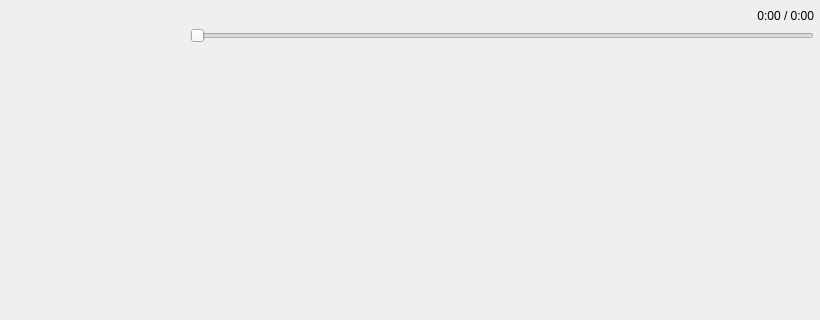
davy7125/polyphone, file sources/dialogs/dialogmidiplayer.ui: the form before one commit.
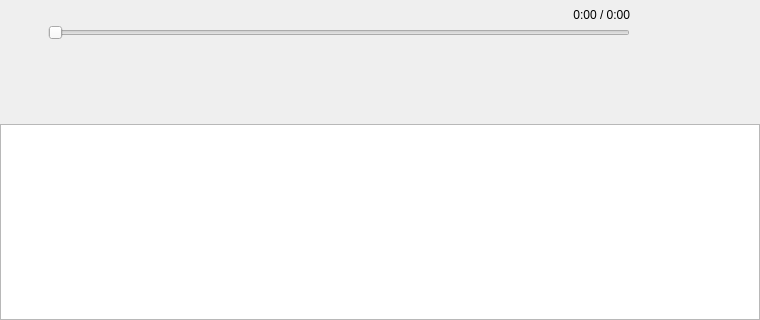
The form after the commit. Icons and pictures are not drawn.

```diff
--- a/sources/dialogs/dialogmidiplayer.ui
+++ b/sources/dialogs/dialogmidiplayer.ui
@@ -6,7 +6,7 @@
    <rect>
     <x>0</x>
     <y>0</y>
-    <width>820</width>
+    <width>760</width>
     <height>320</height>
    </rect>
   </property>
@@ -19,37 +19,50 @@
   </property>
   <layout class="QVBoxLayout" name="verticalLayout">
    <property name="spacing">
-    <number>3</number>
+    <number>0</number>
    </property>
    <property name="leftMargin">
-    <number>6</number>
+    <number>0</number>
    </property>
    <property name="topMargin">
-    <number>3</number>
+    <number>0</number>
    </property>
    <property name="rightMargin">
-    <number>6</number>
+    <number>0</number>
    </property>
    <property name="bottomMargin">
-    <number>6</number>
+    <number>0</number>
    </property>
    <item>
-    <layout class="QHBoxLayout" name="layoutTransport">
+    <widget class="QFrame" name="frameTop">
+     <layout class="QHBoxLayout" name="layoutTop">
      <property name="spacing">
-      <number>6</number>
+       <number>4</number>
+      </property>
+      <property name="leftMargin">
+       <number>4</number>
+      </property>
+      <property name="topMargin">
+       <number>4</number>
+      </property>
+      <property name="rightMargin">
+       <number>4</number>
+      </property>
+      <property name="bottomMargin">
+       <number>4</number>
      </property>
      <item>
-      <widget class="QPushButton" name="pushOpen">
+       <widget class="QToolButton" name="pushOpen">
        <property name="minimumSize">
         <size>
-         <width>40</width>
-         <height>40</height>
+          <width>36</width>
+          <height>36</height>
         </size>
        </property>
        <property name="maximumSize">
         <size>
-         <width>40</width>
-         <height>40</height>
+          <width>36</width>
+          <height>36</height>
         </size>
        </property>
        <property name="focusPolicy">
@@ -60,104 +73,11 @@
        </property>
        <property name="iconSize">
         <size>
-         <width>28</width>
-         <height>28</height>
-        </size>
-       </property>
-       <property name="flat">
-        <bool>true</bool>
-       </property>
-      </widget>
-     </item>
-     <item>
-      <widget class="QPushButton" name="pushPlayPause">
-       <property name="minimumSize">
-        <size>
-         <width>40</width>
-         <height>40</height>
-        </size>
-       </property>
-       <property name="maximumSize">
-        <size>
-         <width>40</width>
-         <height>40</height>
-        </size>
-       </property>
-       <property name="focusPolicy">
-        <enum>Qt::FocusPolicy::NoFocus</enum>
-       </property>
-       <property name="iconSize">
-        <size>
-         <width>32</width>
-         <height>32</height>
-        </size>
-       </property>
-       <property name="flat">
-        <bool>true</bool>
-       </property>
-      </widget>
-     </item>
-     <item>
-      <widget class="QPushButton" name="pushStop">
-       <property name="minimumSize">
-        <size>
-         <width>40</width>
-         <height>40</height>
-        </size>
-       </property>
-       <property name="maximumSize">
-        <size>
-         <width>40</width>
-         <height>40</height>
-        </size>
-       </property>
-       <property name="focusPolicy">
-        <enum>Qt::FocusPolicy::NoFocus</enum>
-       </property>
-       <property name="toolTip">
-        <string>Stop</string>
-       </property>
-       <property name="iconSize">
-        <size>
-         <width>32</width>
-         <height>32</height>
-        </size>
-       </property>
-       <property name="flat">
-        <bool>true</bool>
-       </property>
-      </widget>
-     </item>
-     <item>
-      <widget class="QPushButton" name="pushLoop">
-       <property name="minimumSize">
-        <size>
-         <width>40</width>
-         <height>40</height>
-        </size>
-       </property>
-       <property name="maximumSize">
-        <size>
-         <width>40</width>
-         <height>40</height>
-        </size>
-       </property>
-       <property name="focusPolicy">
-        <enum>Qt::FocusPolicy::NoFocus</enum>
-       </property>
-       <property name="toolTip">
-        <string>Loop</string>
-       </property>
-       <property name="iconSize">
-        <size>
          <width>24</width>
          <height>24</height>
         </size>
        </property>
-       <property name="checkable">
-        <bool>true</bool>
-       </property>
-       <property name="flat">
+        <property name="autoRaise">
         <bool>true</bool>
        </property>
       </widget>
@@ -167,6 +87,12 @@
        <property name="spacing">
         <number>0</number>
        </property>
+        <property name="leftMargin">
+         <number>4</number>
+        </property>
+        <property name="rightMargin">
+         <number>4</number>
+        </property>
        <item>
         <layout class="QHBoxLayout" name="layoutFile">
          <item>
@@ -185,7 +111,7 @@
             <string notr="true">0:00 / 0:00</string>
            </property>
            <property name="alignment">
-            <set>Qt::AlignmentFlag::AlignRight|Qt::AlignmentFlag::AlignVCenter</set>
+             <set>Qt::AlignmentFlag::AlignRight|Qt::AlignmentFlag::AlignTrailing|Qt::AlignmentFlag::AlignVCenter</set>
            </property>
           </widget>
          </item>
@@ -203,15 +129,109 @@
        </item>
       </layout>
      </item>
-    </layout>
+      <item>
+       <widget class="QToolButton" name="pushPlayPause">
+        <property name="minimumSize">
+         <size>
+          <width>36</width>
+          <height>36</height>
+         </size>
+        </property>
+        <property name="maximumSize">
+         <size>
+          <width>36</width>
+          <height>36</height>
+         </size>
+        </property>
+        <property name="focusPolicy">
+         <enum>Qt::FocusPolicy::NoFocus</enum>
+        </property>
+        <property name="iconSize">
+         <size>
+          <width>28</width>
+          <height>28</height>
+         </size>
+        </property>
+        <property name="autoRaise">
+         <bool>true</bool>
+        </property>
+       </widget>
+      </item>
+      <item>
+       <widget class="QToolButton" name="pushStop">
+        <property name="minimumSize">
+         <size>
+          <width>36</width>
+          <height>36</height>
+         </size>
+        </property>
+        <property name="maximumSize">
+         <size>
+          <width>36</width>
+          <height>36</height>
+         </size>
+        </property>
+        <property name="focusPolicy">
+         <enum>Qt::FocusPolicy::NoFocus</enum>
+        </property>
+        <property name="toolTip">
+         <string>Stop</string>
+        </property>
+        <property name="iconSize">
+         <size>
+          <width>28</width>
+          <height>28</height>
+         </size>
+        </property>
+        <property name="autoRaise">
+         <bool>true</bool>
+        </property>
+       </widget>
+      </item>
+      <item>
+       <widget class="QToolButton" name="toolButtonSettings">
+        <property name="minimumSize">
+         <size>
+          <width>38</width>
+          <height>36</height>
+         </size>
+        </property>
+        <property name="maximumSize">
+         <size>
+          <width>38</width>
+          <height>36</height>
+         </size>
+        </property>
+        <property name="focusPolicy">
+         <enum>Qt::FocusPolicy::NoFocus</enum>
+        </property>
+        <property name="toolTip">
+         <string>Playback settings</string>
+        </property>
+        <property name="iconSize">
+         <size>
+          <width>24</width>
+          <height>24</height>
+         </size>
+        </property>
+        <property name="popupMode">
+         <enum>QToolButton::ToolButtonPopupMode::InstantPopup</enum>
+        </property>
+        <property name="autoRaise">
+         <bool>true</bool>
+        </property>
+       </widget>
+      </item>
+     </layout>
+    </widget>
    </item>
    <item>
     <widget class="QLabel" name="labelMessage">
-     <property name="sizePolicy">
-      <sizepolicy hsizetype="Preferred" vsizetype="Expanding">
-       <horstretch>0</horstretch>
-       <verstretch>0</verstretch>
-      </sizepolicy>
+     <property name="minimumSize">
+      <size>
+       <width>0</width>
+       <height>80</height>
+      </size>
      </property>
      <property name="alignment">
       <set>Qt::AlignmentFlag::AlignCenter</set>
@@ -219,63 +239,37 @@
      <property name="wordWrap">
       <bool>true</bool>
      </property>
+     <property name="margin">
+      <number>10</number>
+     </property>
     </widget>
    </item>
    <item>
-    <widget class="QScrollArea" name="scrollArea">
-     <property name="frameShape">
-      <enum>QFrame::Shape::NoFrame</enum>
+    <widget class="QTableWidget" name="tableChannels">
+     <property name="focusPolicy">
+      <enum>Qt::FocusPolicy::NoFocus</enum>
      </property>
-     <property name="widgetResizable">
+     <property name="verticalScrollBarPolicy">
+      <enum>Qt::ScrollBarPolicy::ScrollBarAlwaysOff</enum>
+     </property>
+     <property name="horizontalScrollBarPolicy">
+      <enum>Qt::ScrollBarPolicy::ScrollBarAlwaysOff</enum>
+     </property>
+     <property name="editTriggers">
+      <set>QAbstractItemView::EditTrigger::DoubleClicked|QAbstractItemView::EditTrigger::SelectedClicked</set>
+     </property>
+     <property name="alternatingRowColors">
       <bool>true</bool>
      </property>
-     <widget class="QWidget" name="scrollAreaWidgetContents">
-      <property name="geometry">
-       <rect>
-        <x>0</x>
-        <y>0</y>
-        <width>808</width>
-        <height>200</height>
-       </rect>
-      </property>
-      <layout class="QVBoxLayout" name="layoutChannels">
-       <property name="leftMargin">
-        <number>0</number>
-       </property>
-       <property name="topMargin">
-        <number>0</number>
-       </property>
-       <property name="rightMargin">
-        <number>0</number>
-       </property>
-       <property name="bottomMargin">
-        <number>0</number>
-       </property>
-       <item>
-        <layout class="QGridLayout" name="gridChannels">
-         <property name="horizontalSpacing">
-          <number>6</number>
-         </property>
-         <property name="verticalSpacing">
-          <number>2</number>
-         </property>
-        </layout>
-       </item>
-       <item>
-        <spacer name="verticalSpacer">
-         <property name="orientation">
-          <enum>Qt::Orientation::Vertical</enum>
-         </property>
-         <property name="sizeHint" stdset="0">
-          <size>
-           <width>20</width>
-           <height>0</height>
-          </size>
-         </property>
-        </spacer>
-       </item>
-      </layout>
-     </widget>
+     <property name="selectionMode">
+      <enum>QAbstractItemView::SelectionMode::SingleSelection</enum>
+     </property>
+     <property name="showGrid">
+      <bool>false</bool>
+     </property>
+     <attribute name="verticalHeaderVisible">
+      <bool>false</bool>
+     </attribute>
     </widget>
    </item>
   </layout>
```
Lines whose indentation alone changed are shown as unchanged.
